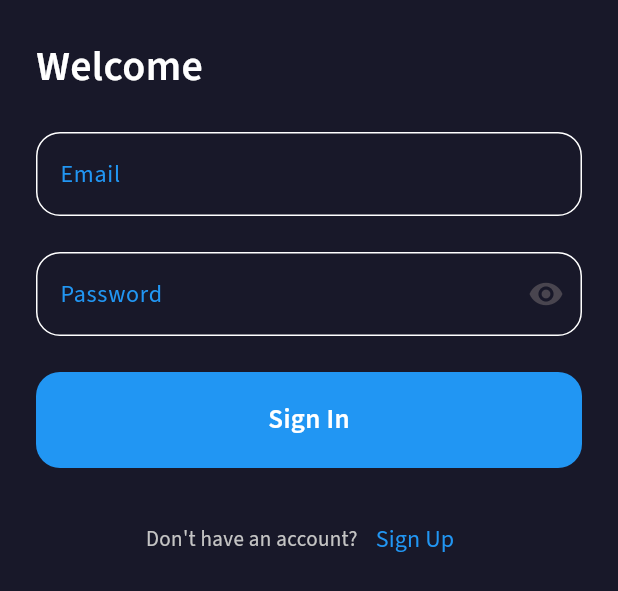
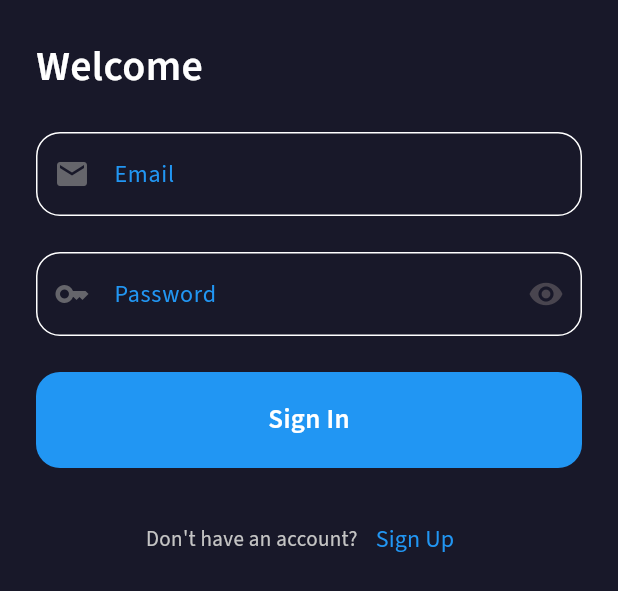
Before and after one commit to Mohamed-Husien/live_score, a Flutter app: the SignInShowModelBottomSheetBody widget shown alone on an empty page, opened directly, on a phone screen of 412 x 824 dp. Shown: the top 591 px of the screen. Run offline on Flutter 3.47's test engine with Material 3 defaults, Android fonts, the phone set to English and light mode, and no system bars.

Commit message:
finish sign in model sheet

```diff
--- a/lib/widgets/custom_text_form_field.dart
+++ b/lib/widgets/custom_text_form_field.dart
@@ -21,6 +21,7 @@ class CustomTextFormField extends StatelessWidget {
   final Widget? suffixIcon;
   final Widget? prefixIcon;
   final String? Function(String?)? validator;
+
   @override
   Widget build(BuildContext context) {
     return TextFormField(
--- a/lib/widgets/signin_show_model_bottom_sheet_body.dart
+++ b/lib/widgets/signin_show_model_bottom_sheet_body.dart
@@ -20,6 +20,7 @@ class _SignInShowModelBottomSheetBodyState
   bool isSecurePassword = true;
   final GlobalKey<FormState> formKey = GlobalKey();
   AutovalidateMode autovalidateMode = AutovalidateMode.disabled;
+  String? password, email;
   @override
   Widget build(BuildContext context) {
     return Padding(
@@ -38,17 +39,32 @@ class _SignInShowModelBottomSheetBodyState
             const CustomSemiBoldText(text: "Welcome", fontSize: 28),
             const SizedBox(height: 24),
             CustomTextFormField(
-                onChanged: (value) {},
-                validator: (value) => validateEmail(value),
-                hint: 'Email'),
+              onChanged: (value) {
+                email = value;
+              },
+              validator: (value) => validateEmail(value),
+              hint: 'Email',
+              prefixIcon: const Icon(
+                Icons.email,
+                color: Color(0xff65656B),
+              ),
+            ),
             const SizedBox(height: 24),
+            //---------------------------------------------
             CustomTextFormField(
-              onChanged: (value) {},
+              onChanged: (value) {
+                password = value;
+              },
               validator: (value) => validatePassword2(value),
               obscureText: isSecurePassword,
               suffixIcon: toggalePassword(),
               hint: 'Password',
+              prefixIcon: const Icon(
+                Icons.key,
+                color: Color(0xff65656B),
+              ),
             ),
+            //--------------------------------------------
             const SizedBox(height: 24),
             CustomSignInButton(
               width: double.infinity,
@@ -60,6 +76,7 @@ class _SignInShowModelBottomSheetBodyState
                 }
               },
             ),
+            //-------------------------------------------------
             const SizedBox(height: 24),
             Row(
               mainAxisAlignment: MainAxisAlignment.center,
```
